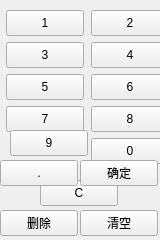
dujinglun/qtum-qt-h3, file QRcTest/numkeyboard.ui: the form before one commit.
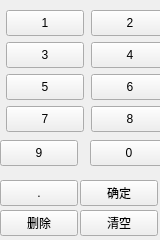
The form after the commit.

Diff of the .ui file:
```diff
--- a/QRcTest/numkeyboard.ui
+++ b/QRcTest/numkeyboard.ui
@@ -231,8 +231,8 @@
   <widget class="QPushButton" name="pushButton_9">
    <property name="geometry">
     <rect>
-     <x>10</x>
-     <y>130</y>
+     <x>0</x>
+     <y>140</y>
      <width>78</width>
      <height>26</height>
     </rect>
@@ -281,8 +281,8 @@
   <widget class="QPushButton" name="pushButton_0">
    <property name="geometry">
     <rect>
-     <x>91</x>
-     <y>138</y>
+     <x>90</x>
+     <y>140</y>
      <width>78</width>
      <height>26</height>
     </rect>
@@ -303,36 +303,11 @@
     <string>0</string>
    </property>
   </widget>
-  <widget class="QPushButton" name="pushButton_19">
-   <property name="geometry">
-    <rect>
-     <x>40</x>
-     <y>180</y>
-     <width>78</width>
-     <height>26</height>
-    </rect>
-   </property>
-   <property name="minimumSize">
-    <size>
-     <width>78</width>
-     <height>26</height>
-    </size>
-   </property>
-   <property name="maximumSize">
-    <size>
-     <width>78</width>
-     <height>26</height>
-    </size>
-   </property>
-   <property name="text">
-    <string>C</string>
-   </property>
-  </widget>
   <widget class="QPushButton" name="pushButton_dou">
    <property name="geometry">
     <rect>
      <x>0</x>
-     <y>160</y>
+     <y>180</y>
      <width>78</width>
      <height>26</height>
     </rect>
@@ -382,7 +357,7 @@
    <property name="geometry">
     <rect>
      <x>80</x>
-     <y>160</y>
+     <y>180</y>
      <width>78</width>
      <height>26</height>
     </rect>
```
